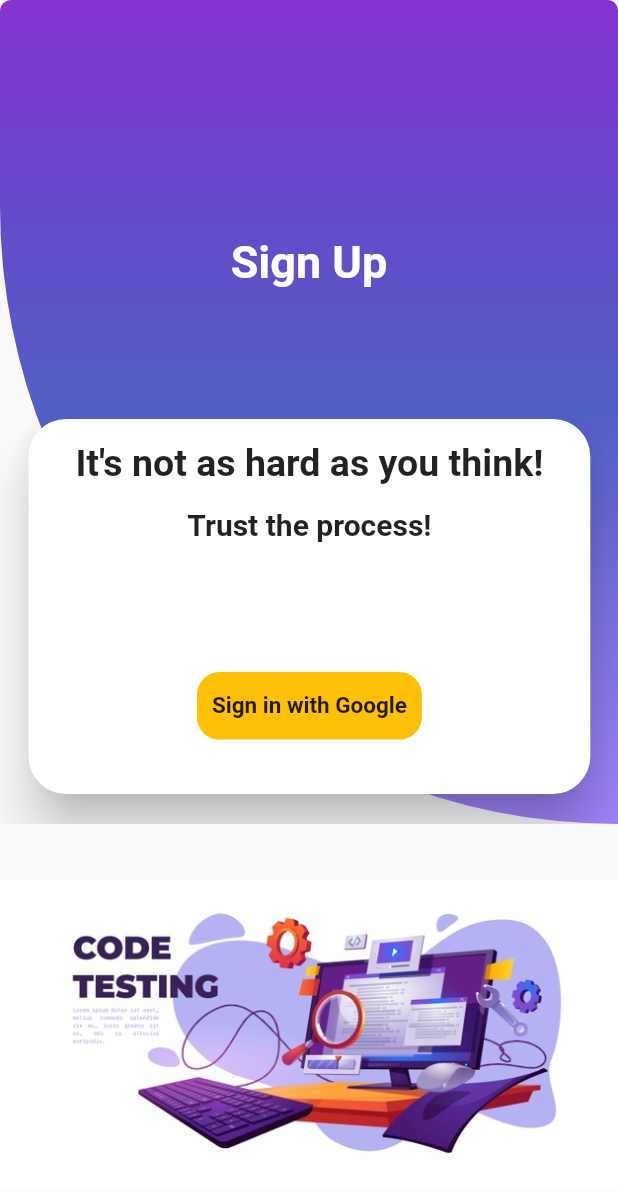
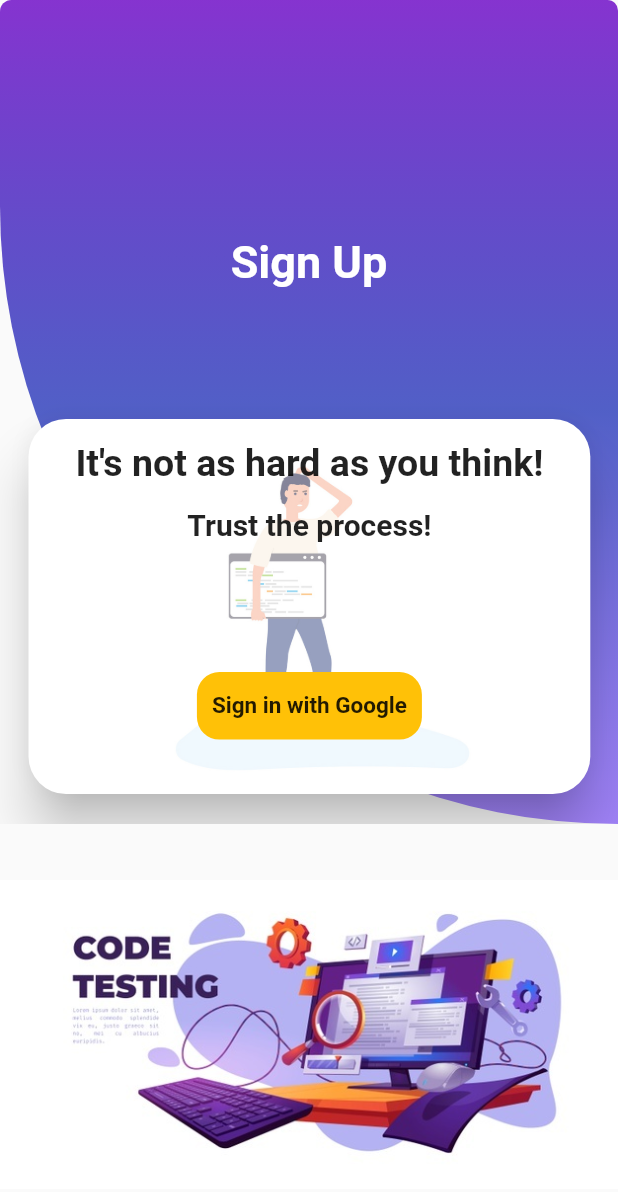
Before and after one commit to oojas/Placement-Portal, a Flutter app: the screen it shows after launch, on a phone screen of 412 x 824 dp. Shown: the top 1192 px of the screen. Run offline on Flutter 3.47's test engine with Material 2 defaults, Android fonts, the phone set to English and light mode, and no system bars; our stand-ins replace firebase_auth, firebase_core, google_fonts, google_sign_in; accounts and stored records are empty; Roboto replaces fonts that are missing (Heebo).

Commit message:
refactored changes pfp

```diff
--- a/lib/Authentication/login.dart
+++ b/lib/Authentication/login.dart
@@ -165,7 +165,11 @@ class _LoginState extends State<Login> with SingleTickerProviderStateMixin {
                                     width:
                                         MediaQuery.of(context).size.width / 1.1,
                                     height: 250,
-                                    decoration: BoxDecoration(),
+                                    decoration: BoxDecoration(
+                                        image: DecorationImage(
+                                            opacity: 0.5,
+                                            image: AssetImage(
+                                                'Assets/images/signupcard.jpg'))),
                                   ),
                                 ),
                               ),
--- a/lib/Authentication/pfp.dart
+++ b/lib/Authentication/pfp.dart
@@ -139,8 +139,8 @@ class _ProfileState extends State<Profile> {
               height: 400,
               decoration: BoxDecoration(
                   image: DecorationImage(
-                      opacity: 0.3,
-                      image: AssetImage('Assets/images/decoration.jpg'))),
+                      opacity: 0.5,
+                      image: AssetImage('Assets/images/sign-up_deco.jpg'))),
             ),
           ),
         ),
```
Also changed, not shown: Assets/images/sign-up_deco.jpg (added), Assets/images/signupcard.jpg (added).
